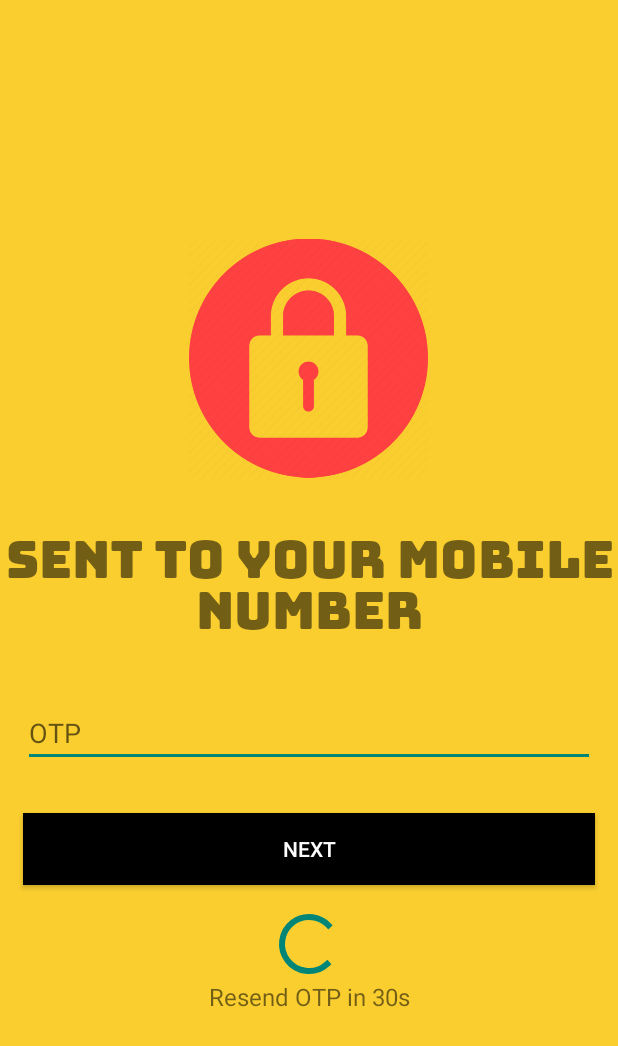
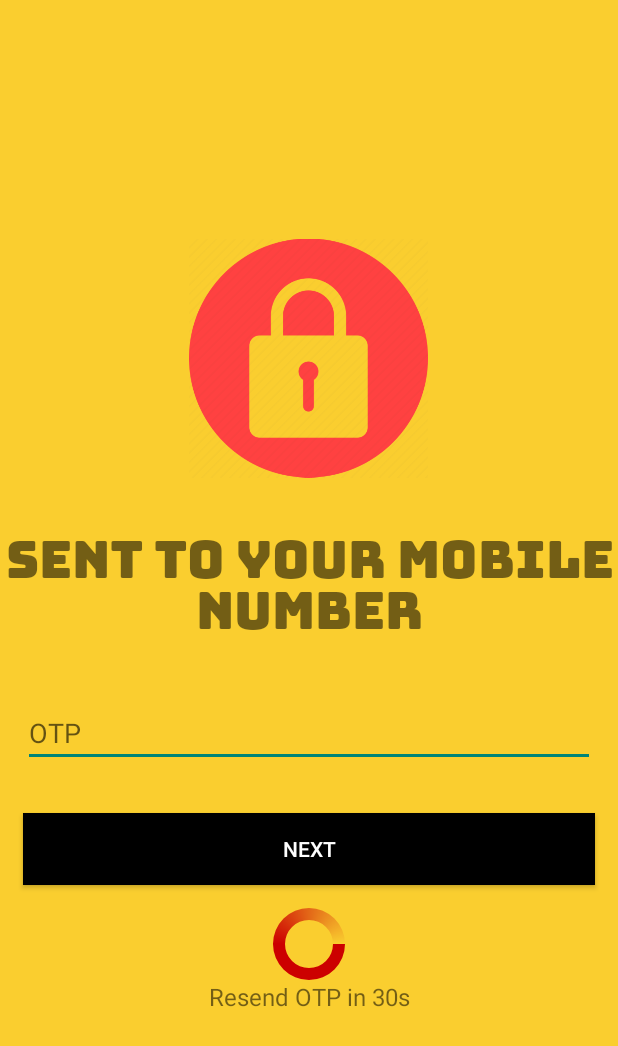
Before and after one commit to EpicPrivacy/LORA_v4, an Android app: the layout activity_verify_otp.xml on its own in the app's theme, with its tools: preview values and no code run, on a phone screen of 412 x 824 dp. Shown: the top 1046 px of the screen. Run offline under Robolectric (Android 15) with nearby library versions, the phone set to English and light mode, and no system bars.

Commit message:
hindi ko na alam basta ito na yon

```diff
--- /dev/null
+++ b/app/src/main/res/drawable/custom_progress_indicator.xml
@@ -0,0 +1,23 @@
+<!-- custom_progress_indicator.xml -->
+<rotate xmlns:android="http://schemas.android.com/apk/res/android"
+    android:fromDegrees="0"
+    android:toDegrees="1080">
+
+    <shape
+        android:innerRadiusRatio="3"
+        android:shape="ring"
+        android:thicknessRatio="6"
+        android:useLevel="false">
+
+        <size
+            android:height="48dip"
+            android:width="48dip" />
+
+        <gradient
+            android:centerColor="@android:color/holo_red_dark"
+            android:endColor="@android:color/transparent"
+            android:startColor="@android:color/holo_red_dark"
+            android:type="sweep" />
+
+    </shape>
+</rotate>
--- a/app/src/main/res/layout/activity_verify_otp.xml
+++ b/app/src/main/res/layout/activity_verify_otp.xml
@@ -47,7 +47,8 @@
         android:id="@+id/progressBar"
         style="?android:attr/progressBarStyle"
         android:layout_width="match_parent"
-        android:layout_height="wrap_content" />
+        android:layout_height="wrap_content"
+        android:indeterminateDrawable="@drawable/custom_progress_indicator"/>
 
     <TextView
         android:id="@+id/btn_resend"
@@ -56,6 +57,7 @@
         android:gravity="center"
         android:text="Resend OTP in 30s"
         android:textSize="16sp"
-        android:onClick="onResendClick"/>
+        android:onClick="onResendClick"
+/>
 
 </LinearLayout>
```
Also changed, not shown: app/src/main/java/com/example/lorav4/Update_location.java (+85 -11 lines), app/src/main/res/drawable/ic_clear.xml (added, +12 -0 lines), app/src/main/res/layout/activity_loading_screen.xml (+6 -5 lines), app/src/main/res/layout/activity_update_location.xml (+5 -2 lines).
